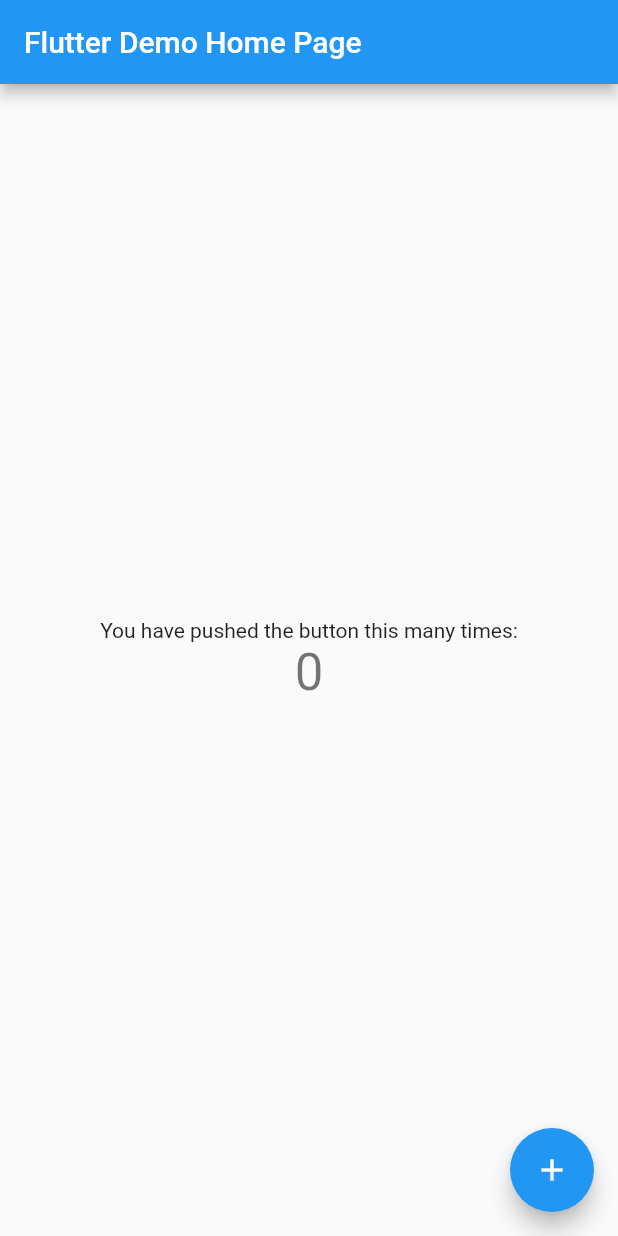
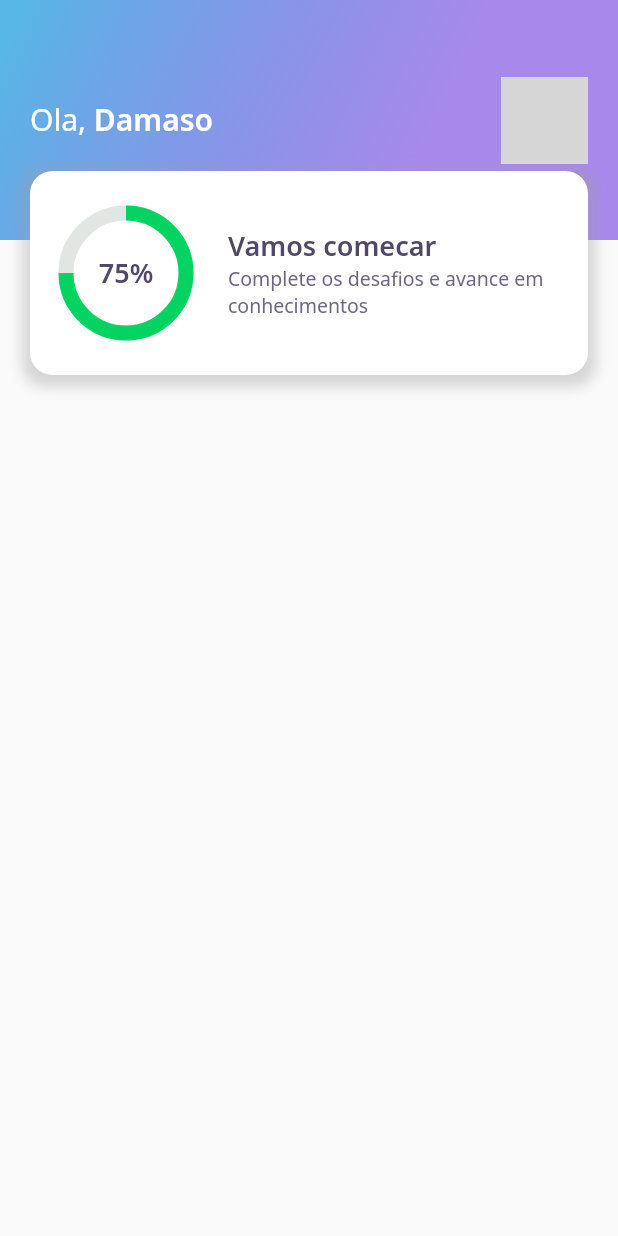
Before and after one commit to juniopereirab/DevQuiz, a Flutter app: the screen it shows after launch, on a phone screen of 412 x 824 dp. Run offline on Flutter 3.47's test engine with Material 2 defaults, Android fonts, the phone set to English and light mode, and no system bars; our stand-ins replace google_fonts; network calls fail; grey boxes are pictures that could not be loaded.

Commit message:
Create Splash, HomePage, AppBar and Score Card Widget

```diff
--- a/devquiz/lib/core/app_widget.dart
+++ b/devquiz/lib/core/app_widget.dart
@@ -1,3 +1,4 @@
+import 'package:devquiz/home/home_page.dart';
 import 'package:flutter/material.dart';
 
 class AppWidget extends StatelessWidget {
@@ -5,6 +6,8 @@ class AppWidget extends StatelessWidget {
   Widget build(BuildContext context) {
     return MaterialApp(
       title: "DevQuiz",
+      home: HomePage(),
+      debugShowCheckedModeBanner: false,
     );
   }
 }
--- /dev/null
+++ b/devquiz/lib/home/home_page.dart
@@ -0,0 +1,18 @@
+import 'package:devquiz/home/widgets/appbar/appbar_widget.dart';
+import 'package:flutter/material.dart';
+
+class HomePage extends StatefulWidget {
+  HomePage({Key? key}) : super(key: key);
+
+  @override
+  _HomePageState createState() => _HomePageState();
+}
+
+class _HomePageState extends State<HomePage> {
+  @override
+  Widget build(BuildContext context) {
+    return Scaffold(
+      appBar: AppBarWidget(),
+    );
+  }
+}
--- /dev/null
+++ b/devquiz/lib/home/widgets/appbar/appbar_widget.dart
@@ -0,0 +1,53 @@
+import 'package:devquiz/core/core.dart';
+import 'package:devquiz/home/widgets/score_card/score_card_widget.dart';
+import 'package:flutter/material.dart';
+
+class AppBarWidget extends PreferredSize {
+  AppBarWidget()
+      : super(
+          preferredSize: Size.fromHeight(250),
+          child: Container(
+            height: 250,
+            child: Stack(
+              children: [
+                Container(
+                  height: 160,
+                  width: double.maxFinite,
+                  padding: const EdgeInsets.symmetric(horizontal: 20),
+                  decoration: BoxDecoration(gradient: AppGradients.linear),
+                  child: Row(
+                    mainAxisAlignment: MainAxisAlignment.spaceBetween,
+                    children: [
+                      Text.rich(
+                        TextSpan(
+                          text: "Ola, ",
+                          style: AppTextStyles.title,
+                          children: [
+                            TextSpan(
+                                text: "Damaso", style: AppTextStyles.titleBold),
+                          ],
+                        ),
+                      ),
+                      Container(
+                        width: 58,
+                        height: 58,
+                        decoration: BoxDecoration(
+                          borderRadius: BorderRadius.circular(10),
+                          image: DecorationImage(
+                            image: NetworkImage(
+                                "https://avatars.githubusercontent.com/u/17153869?v=4"),
+                          ),
+                        ),
+                      )
+                    ],
+                  ),
+                ),
+                Align(
+                  alignment: Alignment(0.0, 1.0),
+                  child: ScoreCardWidget(),
+                )
+              ],
+            ),
+          ),
+        );
+}
--- /dev/null
+++ b/devquiz/lib/home/widgets/chart/chart_widget.dart
@@ -0,0 +1,35 @@
+import 'package:devquiz/core/core.dart';
+import 'package:flutter/material.dart';
+
+class ChartWidget extends StatelessWidget {
+  @override
+  Widget build(BuildContext context) {
+    return Container(
+      width: 80,
+      height: 80,
+      child: Stack(
+        children: [
+          Center(
+            child: Container(
+              width: 80,
+              height: 80,
+              child: CircularProgressIndicator(
+                strokeWidth: 10,
+                value: .75,
+                backgroundColor: AppColors.chartSecondary,
+                valueColor:
+                    AlwaysStoppedAnimation<Color>(AppColors.chartPrimary),
+              ),
+            ),
+          ),
+          Center(
+            child: Text(
+              "75%",
+              style: AppTextStyles.heading,
+            ),
+          )
+        ],
+      ),
+    );
+  }
+}
--- /dev/null
+++ b/devquiz/lib/home/widgets/score_card/score_card_widget.dart
@@ -0,0 +1,58 @@
+import 'package:devquiz/core/core.dart';
+import 'package:devquiz/home/widgets/chart/chart_widget.dart';
+import 'package:flutter/material.dart';
+
+class ScoreCardWidget extends StatelessWidget {
+  @override
+  Widget build(BuildContext context) {
+    return Padding(
+      padding: const EdgeInsets.only(left: 20, right: 20),
+      child: Container(
+        height: 136,
+        decoration: BoxDecoration(
+            color: AppColors.white,
+            borderRadius: BorderRadius.circular(15),
+            boxShadow: [
+              BoxShadow(
+                color: Colors.grey.withOpacity(0.4),
+                spreadRadius: 5,
+                blurRadius: 7,
+                offset: Offset(0, 3),
+              )
+            ]),
+        child: Padding(
+          padding: const EdgeInsets.only(left: 20),
+          child: Row(
+            crossAxisAlignment: CrossAxisAlignment.center,
+            children: [
+              Expanded(
+                flex: 1,
+                child: ChartWidget(),
+              ),
+              Expanded(
+                flex: 3,
+                child: Padding(
+                  padding: const EdgeInsets.only(left: 24),
+                  child: Column(
+                    mainAxisAlignment: MainAxisAlignment.center,
+                    crossAxisAlignment: CrossAxisAlignment.start,
+                    children: [
+                      Text(
+                        "Vamos comecar",
+                        style: AppTextStyles.heading,
+                      ),
+                      Text(
+                        "Complete os desafios e avance em conhecimentos",
+                        style: AppTextStyles.body,
+                      ),
+                    ],
+                  ),
+                ),
+              )
+            ],
+          ),
+        ),
+      ),
+    );
+  }
+}
--- a/devquiz/lib/main.dart
+++ b/devquiz/lib/main.dart
@@ -1,64 +1,7 @@
 import 'package:flutter/material.dart';
 
+import 'package:devquiz/core/app_widget.dart';
+
 void main() {
-  runApp(MyApp());
+  runApp(AppWidget());
 }
-
-class MyApp extends StatelessWidget {
-  @override
-  Widget build(BuildContext context) {
-    return MaterialApp(
-      title: 'Flutter Demo',
-      theme: ThemeData(
-        primarySwatch: Colors.blue,
-      ),
-      home: MyHomePage(title: 'Flutter Demo Home Page'),
-    );
-  }
-}
-
-class MyHomePage extends StatefulWidget {
-  MyHomePage({Key? key, this.title}) : super(key: key);
-  final String? title;
-
-  @override
-  _MyHomePageState createState() => _MyHomePageState();
-}
-
-class _MyHomePageState extends State<MyHomePage> {
-  int _counter = 0;
-
-  void _incrementCounter() {
-    setState(() {
-      _counter++;
-    });
-  }
-
-  @override
-  Widget build(BuildContext context) {
-    return Scaffold(
-      appBar: AppBar(
-        title: Text(widget.title!),
-      ),
-      body: Center(
-        child: Column(
-          mainAxisAlignment: MainAxisAlignment.center,
-          children: <Widget>[
-            Text(
-              'You have pushed the button this many times:',
-            ),
-            Text(
-              '$_counter',
-              style: Theme.of(context).textTheme.headline4,
-            ),
-          ],
-        ),
-      ),
-      floatingActionButton: FloatingActionButton(
-        onPressed: _incrementCounter,
-        tooltip: 'Increment',
-        child: Icon(Icons.add),
-      ),
-    );
-  }
-}
--- /dev/null
+++ b/devquiz/lib/splash/splash_page.dart
@@ -0,0 +1,17 @@
+import 'package:devquiz/core/core.dart';
+import 'package:flutter/material.dart';
+
+class SplashPage extends StatelessWidget {
+  @override
+  Widget build(BuildContext context) {
+    return Scaffold(
+        body: Container(
+      decoration: BoxDecoration(
+        gradient: AppGradients.linear,
+      ),
+      child: Center(
+        child: Image.asset(AppImages.logo),
+      ),
+    ));
+  }
+}
```
Also changed, not shown: 1 other file.
